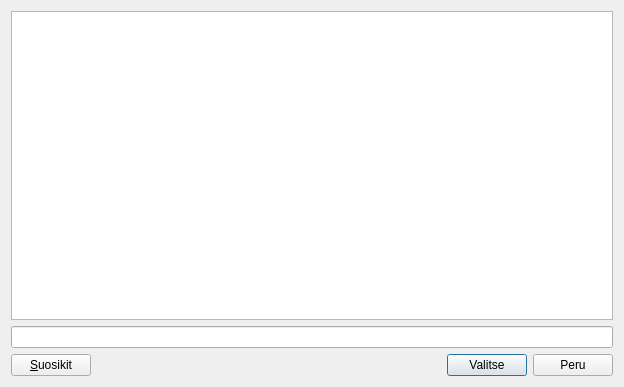
Old version of the form kitupiikki/db/tilinvalintadialogi.ui in the repository artoh/kitupiikki.
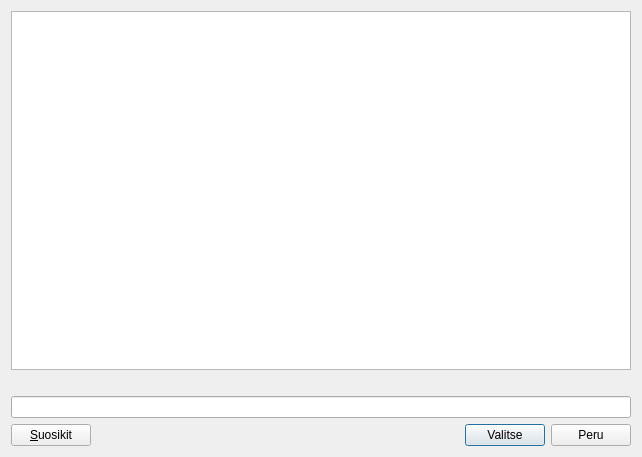
New version of the form. Icons and pictures are not drawn. Custom widgets are drawn as their Qt base class.

Diff of the .ui file:
```diff
--- a/kitupiikki/db/tilinvalintadialogi.ui
+++ b/kitupiikki/db/tilinvalintadialogi.ui
@@ -6,8 +6,8 @@
    <rect>
     <x>0</x>
     <y>0</y>
-    <width>624</width>
-    <height>387</height>
+    <width>642</width>
+    <height>457</height>
    </rect>
   </property>
   <property name="windowTitle">
@@ -24,6 +24,27 @@
      </property>
     </widget>
    </item>
+   <item>
+    <layout class="QHBoxLayout" name="horizontalLayout_2" stretch="0,1">
+     <item>
+      <widget class="QLabel" name="infoMerkki">
+       <property name="text">
+        <string/>
+       </property>
+       <property name="pixmap">
+        <pixmap resource="../pic/pic.qrc">:/pic/info.png</pixmap>
+       </property>
+      </widget>
+     </item>
+     <item>
+      <widget class="QLabel" name="ohjeLabel">
+       <property name="text">
+        <string>  </string>
+       </property>
+      </widget>
+     </item>
+    </layout>
+   </item>
    <item>
     <widget class="QLineEdit" name="suodatusEdit"/>
    </item>
@@ -73,6 +94,13 @@
    </item>
   </layout>
  </widget>
+ <customwidgets>
+  <customwidget>
+   <class>TilinValintaView</class>
+   <extends>QTableView</extends>
+   <header>db/tilinvalintaview.h</header>
+  </customwidget>
+ </customwidgets>
  <tabstops>
   <tabstop>suodatusEdit</tabstop>
   <tabstop>valitseNappi</tabstop>
```
Left out of the diff: 6 changed lines with no effect on the pictures.
